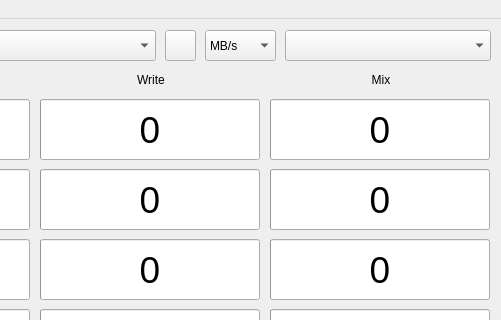
Before: the Qt Designer form src/mainwindow.ui in JonMagon/KDiskMark, drawn with Qt 5; both pictures show x 300 to 801 and y 0 to 320 of the 801 by 440 pixel window.
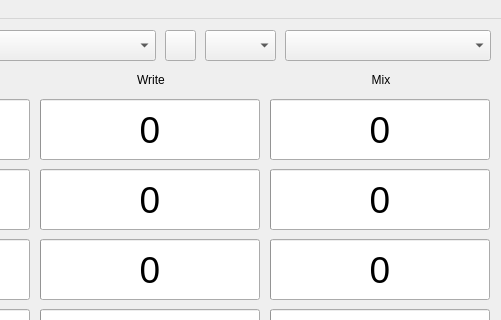
After: the same form once the commit is applied. Icons and pictures are not drawn.

```diff
--- a/src/mainwindow.ui
+++ b/src/mainwindow.ui
@@ -210,6 +210,12 @@
          <height>16777215</height>
         </size>
        </property>
+       <property name="currentText">
+        <string/>
+       </property>
+       <property name="currentIndex">
+        <number>-1</number>
+       </property>
        <item>
         <property name="text">
          <string>MB/s</string>
```
Left out of the diff: 2 changed lines with no effect on the pictures.
